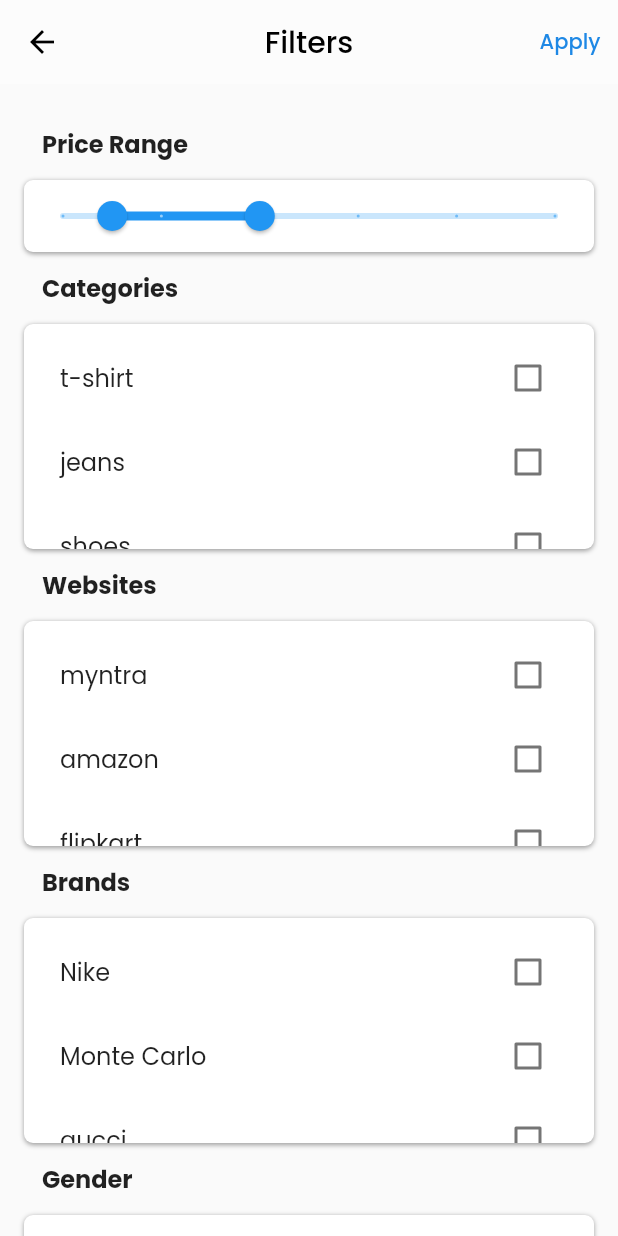
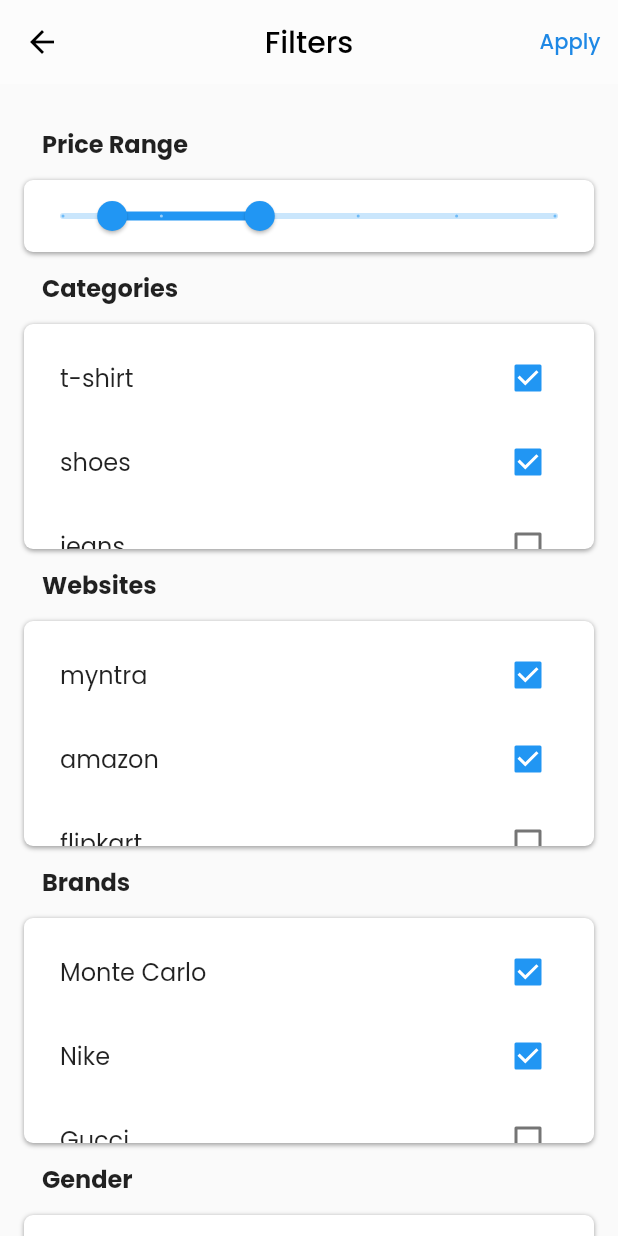
Before and after one commit to trendmate/app, a Flutter app: the screen it shows after launch, after a tap on the "filter list" icon, on a phone screen of 412 x 824 dp. Run offline on Flutter 3.47's test engine with Material 2 defaults, Android fonts, the phone set to English and light mode, and no system bars; our stand-ins replace cloud_firestore, firebase_core; accounts and stored records are empty.

Commit message:
filters state logic, url launcher, bottom nav bar

```diff
--- a/lib/main.dart
+++ b/lib/main.dart
@@ -4,7 +4,11 @@ import 'package:flutter/material.dart';
 import 'package:provider/provider.dart';
 
 import 'package:trendmate/pages/home_page.dart';
+import 'pages/blogs_page.dart';
+import 'pages/favourites_page.dart';
 import 'package:trendmate/pages/filters_screen.dart';
+import 'providers/filters_provider.dart';
+import 'pages/tabs_screen.dart';
 
 void main() async {
   WidgetsFlutterBinding.ensureInitialized();
@@ -22,15 +26,21 @@ class MyApp extends StatelessWidget {
           ChangeNotifierProvider(
             create: (ctx) => ProductsProvider(),
           ),
+          ChangeNotifierProvider(
+            create: (ctx) => FiltersProvider(),
+          ),
         ],
         child: Builder(builder: (context) {
           return MaterialApp(
             title: 'TrendMate',
             debugShowCheckedModeBanner: false,
             theme: ThemeData(primarySwatch: Colors.blue, fontFamily: 'Poppins'),
-            home: const HomePage(),
+            home: const TabsScreen(),
             routes: {
               FilterScreen.routeName: (ctx) => FilterScreen(),
+              HomePage.routeName: (ctx) => HomePage(),
+              BlogsPage.routeName: (ctx) => BlogsPage(),
+              FavouritesPage.routeName: (ctx) => FavouritesPage(),
             },
           );
         }));
--- a/lib/models/filter.dart
+++ b/lib/models/filter.dart
@@ -5,10 +5,10 @@ import 'package:flutter/foundation.dart';
 class Filter {
   double priceStart;
   double priceEnd;
-  List<String> cats;
-  List<String> sites;
-  List<String> brands;
-  List<String> gender;
+  Map<String, bool> cats;
+  Map<String, bool> sites;
+  Map<String, bool> brands;
+  Map<String, bool> gender;
 
   Filter({
     required this.priceStart,
@@ -34,10 +34,10 @@ class Filter {
     return Filter(
       priceStart: map['priceStart'],
       priceEnd: map['priceEnd'],
-      cats: List<String>.from(map['cats']),
-      sites: List<String>.from(map['sites']),
-      brands: List<String>.from(map['brands']),
-      gender: List<String>.from(map['gender']),
+      cats: Map<String, bool>.from(map['cats']),
+      sites: Map<String, bool>.from(map['sites']),
+      brands: Map<String, bool>.from(map['brands']),
+      gender: Map<String, bool>.from(map['gender']),
     );
   }
 
@@ -51,19 +51,6 @@ class Filter {
   }
 
   @override
-  bool operator ==(Object other) {
-    if (identical(this, other)) return true;
-
-    return other is Filter &&
-        other.priceStart == priceStart &&
-        other.priceEnd == priceEnd &&
-        listEquals(other.cats, cats) &&
-        listEquals(other.sites, sites) &&
-        listEquals(other.brands, brands) &&
-        listEquals(other.gender, gender);
-  }
-
-  @override
   int get hashCode {
     return priceStart.hashCode ^
         priceEnd.hashCode ^
--- a/lib/pages/filters_screen.dart
+++ b/lib/pages/filters_screen.dart
@@ -1,6 +1,8 @@
 import 'package:flutter/material.dart';
 import 'package:provider/provider.dart';
 import 'package:trendmate/models/filter.dart';
+
+import 'package:trendmate/providers/filters_provider.dart';
 import 'package:trendmate/providers/products_provider.dart';
 
 class FilterScreen extends StatefulWidget {
@@ -15,33 +17,16 @@ class FilterScreen extends StatefulWidget {
 class _FilterScreenState extends State<FilterScreen> {
   var selectedRange = RangeValues(500, 2000);
 
-  final List<Pair> _categories = <Pair>[
-    Pair('t-shirt', false),
-    Pair('jeans', false),
-    Pair('shoes', false),
-  ];
-
-  final List<Pair> _websites = <Pair>[
-    Pair('myntra', false),
-    Pair('amazon', false),
-    Pair('flipkart', false),
-  ];
-
-  final List<Pair> _brands = <Pair>[
-    Pair('Nike', false),
-    Pair('Monte Carlo', false),
-    Pair('gucci', false),
-  ];
-
-  final List<Pair> _gender = <Pair>[
-    Pair('men', false),
-    Pair('women', false),
-  ];
-
   @override
   Widget build(BuildContext context) {
-    return Consumer<ProductsProvider>(
-        builder: (BuildContext context, provider, Widget? child) {
+    final filters = Provider.of<FiltersProvider>(context).filters;
+    final products = Provider.of<ProductsProvider>(context);
+
+    final Map<String, bool> _categories = filters.cats;
+    final Map<String, bool> _websites = filters.sites;
+    final Map<String, bool> _brands = filters.brands;
+    final Map<String, bool> _gender = filters.gender;
+
     // provider.filter.cats.map((e) => _categories
     //         .where((element) => element.title.compareTo(e) == 0)
     //         .forEach((element) {
@@ -70,21 +55,13 @@ class _FilterScreenState extends State<FilterScreen> {
             actions: [
               TextButton(
                   onPressed: () {
-                      final filter = Filter(
-                          brands: _brands
-                              .where((element) => element.isChecked)
-                              .map((e) => e.title)
-                              .toList(),
-                          cats: _categories
-                              .where((element) => element.isChecked)
-                              .map((e) => e.title)
-                              .toList(),
-                          gender: ['M'],
-                          priceStart: selectedRange.start,
+                    products.setFilter(Filter(
+                        brands: _brands,
+                        cats: _categories,
+                        sites: _websites,
+                        gender: _gender,
                         priceEnd: selectedRange.end,
-                          sites: []);
-                      print(filter);
-                      provider.setFilter(filter);
+                        priceStart: selectedRange.end));
                     Navigator.of(context).pop();
                   },
                   child: Text(
@@ -103,8 +80,7 @@ class _FilterScreenState extends State<FilterScreen> {
                   padding: EdgeInsets.all(12),
                   child: Text(
                     "Price Range",
-                      style:
-                          TextStyle(fontWeight: FontWeight.bold, fontSize: 16),
+                    style: TextStyle(fontWeight: FontWeight.bold, fontSize: 16),
                   ),
                 ),
                 Container(
@@ -136,8 +112,7 @@ class _FilterScreenState extends State<FilterScreen> {
                   padding: EdgeInsets.all(12),
                   child: Text(
                     "Categories",
-                      style:
-                          TextStyle(fontWeight: FontWeight.bold, fontSize: 16),
+                    style: TextStyle(fontWeight: FontWeight.bold, fontSize: 16),
                   ),
                 ),
                 Container(
@@ -151,28 +126,28 @@ class _FilterScreenState extends State<FilterScreen> {
                               offset: Offset(0, 1),
                               blurRadius: 2),
                         ]),
-                    child: ListView(
+                    child: ListView.builder(
+                        itemCount: _categories.length,
                         padding: const EdgeInsets.all(8),
-                      children: _categories
-                          .map((Pair category) => CheckboxListTile(
-                              title: Text(category.title),
-                              value: category.isChecked,
+                        itemBuilder: (BuildContext context, int idx) {
+                          String key = _categories.keys.elementAt(idx);
+
+                          return CheckboxListTile(
+                              title: Text(key),
+                              value: _categories[key],
                               onChanged: (bool? val) {
                                 if (val != null) {
                                   setState(() {
-                                    category.isChecked = val;
+                                    _categories[key] = val;
                                   });
                                 }
-                              }))
-                          .toList(),
-                    ),
-                  ),
+                              });
+                        })),
                 Container(
                   padding: EdgeInsets.all(12),
                   child: Text(
                     "Websites",
-                      style:
-                          TextStyle(fontWeight: FontWeight.bold, fontSize: 16),
+                    style: TextStyle(fontWeight: FontWeight.bold, fontSize: 16),
                   ),
                 ),
                 Container(
@@ -186,28 +161,29 @@ class _FilterScreenState extends State<FilterScreen> {
                             offset: Offset(0, 1),
                             blurRadius: 2),
                       ]),
-                    child: ListView(
+                  child: ListView.builder(
+                      itemCount: _websites.length,
                       padding: const EdgeInsets.all(8),
-                      children: _websites
-                          .map((Pair website) => CheckboxListTile(
-                              title: Text(website.title),
-                              value: website.isChecked,
+                      itemBuilder: (BuildContext context, int idx) {
+                        String key = _websites.keys.elementAt(idx);
+
+                        return CheckboxListTile(
+                            title: Text(key),
+                            value: _websites[key],
                             onChanged: (bool? val) {
                               if (val != null) {
                                 setState(() {
-                                    website.isChecked = val;
+                                  _websites[key] = val;
                                 });
                               }
-                              }))
-                          .toList(),
-                    ),
+                            });
+                      }),
                 ),
                 Container(
                   padding: EdgeInsets.all(12),
                   child: Text(
                     "Brands",
-                      style:
-                          TextStyle(fontWeight: FontWeight.bold, fontSize: 16),
+                    style: TextStyle(fontWeight: FontWeight.bold, fontSize: 16),
                   ),
                 ),
                 Container(
@@ -221,28 +197,29 @@ class _FilterScreenState extends State<FilterScreen> {
                             offset: Offset(0, 1),
                             blurRadius: 2),
                       ]),
-                    child: ListView(
+                  child: ListView.builder(
+                      itemCount: _brands.length,
                       padding: const EdgeInsets.all(8),
-                      children: _brands
-                          .map((Pair brand) => CheckboxListTile(
-                              title: Text(brand.title),
-                              value: brand.isChecked,
+                      itemBuilder: (BuildContext context, int idx) {
+                        String key = _brands.keys.elementAt(idx);
+
+                        return CheckboxListTile(
+                            title: Text(key),
+                            value: _brands[key],
                             onChanged: (bool? val) {
                               if (val != null) {
                                 setState(() {
-                                    brand.isChecked = val;
+                                  _brands[key] = val;
                                 });
                               }
-                              }))
-                          .toList(),
-                    ),
+                            });
+                      }),
                 ),
                 Container(
                   padding: EdgeInsets.all(12),
                   child: Text(
                     "Gender",
-                      style:
-                          TextStyle(fontWeight: FontWeight.bold, fontSize: 16),
+                    style: TextStyle(fontWeight: FontWeight.bold, fontSize: 16),
                   ),
                 ),
                 Container(
@@ -256,27 +233,28 @@ class _FilterScreenState extends State<FilterScreen> {
                             offset: Offset(0, 1),
                             blurRadius: 2),
                       ]),
-                    child: ListView(
+                  child: ListView.builder(
+                      itemCount: _gender.length,
                       padding: const EdgeInsets.all(8),
-                      children: _gender
-                          .map((Pair website) => CheckboxListTile(
-                              title: Text(website.title),
-                              value: website.isChecked,
+                      itemBuilder: (BuildContext context, int idx) {
+                        String key = _gender.keys.elementAt(idx);
+
+                        return CheckboxListTile(
+                            title: Text(key),
+                            value: _gender[key],
                             onChanged: (bool? val) {
                               if (val != null) {
                                 setState(() {
-                                    website.isChecked = val;
+                                  _gender[key] = val;
                                 });
                               }
-                              }))
-                          .toList(),
-                    ),
+                            });
+                      }),
                 ),
               ],
             ),
           ),
         ));
-    });
   }
 }
 
--- /dev/null
+++ b/lib/pages/tabs_screen.dart
@@ -0,0 +1,56 @@
+import 'package:flutter/material.dart';
+
+import 'blogs_page.dart';
+import 'favourites_page.dart';
+import 'home_page.dart';
+import 'filters_screen.dart';
+
+class TabsScreen extends StatefulWidget {
+  static const routeName = '/tabs-screen';
+  const TabsScreen({Key? key}) : super(key: key);
+
+  @override
+  _TabsScreenState createState() => _TabsScreenState();
+}
+
+class _TabsScreenState extends State<TabsScreen> {
+  late List<Map<String, Object>> _pages;
+  int _selectedPageIndex = 0;
+
+  @override
+  void initState() {
+    _pages = [
+      {'page': HomePage(), 'title': 'Feed'},
+      {'page': FavouritesPage(), 'title': 'Review'},
+      {'page': BlogsPage(), 'title': 'Statistics'},
+    ];
+    // TODO: implement initState
+    super.initState();
+  }
+
+  void _selectPage(int index) {
+    setState(() {
+      _selectedPageIndex = index;
+    });
+  }
+
+  @override
+  Widget build(BuildContext context) {
+    return Scaffold(
+      body: _pages[_selectedPageIndex]['page'] as Widget,
+      bottomNavigationBar: BottomNavigationBar(
+        unselectedItemColor: Colors.grey[700],
+        selectedItemColor: Colors.blue,
+        onTap: _selectPage,
+        currentIndex: _selectedPageIndex,
+        items: [
+          BottomNavigationBarItem(icon: Icon(Icons.home_filled), label: 'Home'),
+          BottomNavigationBarItem(
+              icon: Icon(Icons.favorite_outline), label: 'Favourites'),
+          BottomNavigationBarItem(
+              icon: Icon(Icons.mobile_friendly), label: 'Blog'),
+        ],
+      ),
+    );
+  }
+}
--- /dev/null
+++ b/lib/providers/filters_provider.dart
@@ -0,0 +1,20 @@
+import 'package:flutter/cupertino.dart';
+
+import 'package:flutter/material.dart';
+
+import 'package:trendmate/models/filter.dart';
+
+class FiltersProvider with ChangeNotifier {
+  Filter _filters = Filter(
+      brands: {"Monte Carlo": true, "Nike": true, "Gucci": false},
+      gender: {"Men": true, "Women": true},
+      cats: {"t-shirt": true, "shoes": true, "jeans": false},
+      sites: {"myntra": true, "amazon": true, "flipkart": false},
+      priceEnd: 3000,
+      priceStart: 0);
+
+  Filter get filters {
+    Filter curr = _filters;
+    return curr;
+  }
+}
--- a/lib/providers/products_provider.dart
+++ b/lib/providers/products_provider.dart
@@ -1,6 +1,6 @@
 import 'package:flutter/material.dart';
+
 import 'package:trendmate/models/filter.dart';
-
 import 'package:trendmate/models/product.dart';
 import 'package:trendmate/services/firebase_methods.dart';
 
@@ -25,14 +25,12 @@ class ProductsProvider with ChangeNotifier {
   }
 
   Filter _filter = Filter(
-      brands: ['Nike', 'Monte Carlo'],
-      cats: ['t-shirt'],
-      gender: ['M'],
-      priceStart: 0,
-      priceEnd: 5000,
-      sites: []);
-
-  Filter get filter => _filter;
+      brands: {"Monte Carlo": true, "Nike": true, "Gucci": false},
+      gender: {"Men": true, "Women": true},
+      cats: {"t-shirt": true, "shoes": true, "jeans": false},
+      sites: {"myntra": true, "amazon": true, "flipkart": false},
+      priceEnd: 3000,
+      priceStart: 0);
 
   void setFilter(Filter newFilter) {
     _filter = newFilter;
@@ -42,10 +40,8 @@ class ProductsProvider with ChangeNotifier {
   List<Product> get products {
     List<Product> curr = _products
         .where((element) =>
-            _filter.brands.contains(element.brand) &&
-            _filter.cats.contains(element.category) &&
-            (_filter.priceStart <= element.price &&
-                element.price <= _filter.priceEnd))
+            _filter.brands[element.brand] == true &&
+            _filter.cats[element.category] == true)
         .toList();
     curr.sort((a, b) => a.trendiness.compareTo(b.trendiness));
 
--- a/pubspec.yaml
+++ b/pubspec.yaml
@@ -24,6 +24,7 @@ dependencies:
 
   # services
   provider: ^6.0.0
+  url_launcher: ^6.0.11
 
   # utils
 
```
Also changed, not shown: lib/pages/blogs_page.dart (added, +13 -0 lines), lib/pages/favourites_page.dart (added, +13 -0 lines), lib/pages/home_page.dart (+12 -3 lines), pubspec.lock, 1 other file. Lines whose indentation alone changed are shown as unchanged.
